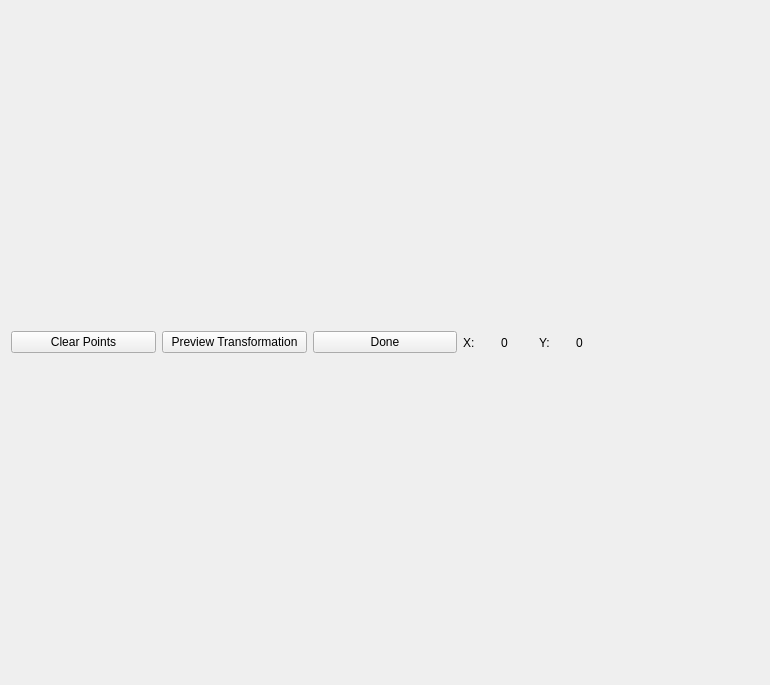
Above: src/GUI/IPSModule/ImageProcessingSystem/WaveHeightIPS/DeviceCalibrator/guiperspectivetransformator.ui from aguperezpala/hvdrt before the change. Below: the same form after it.
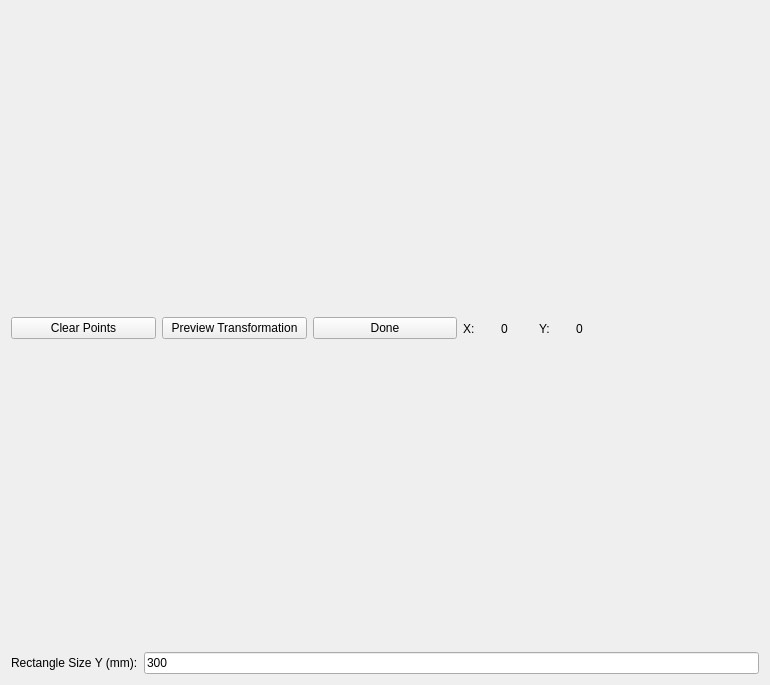
That is the form after the change.

```diff
--- a/src/GUI/IPSModule/ImageProcessingSystem/WaveHeightIPS/DeviceCalibrator/guiperspectivetransformator.ui
+++ b/src/GUI/IPSModule/ImageProcessingSystem/WaveHeightIPS/DeviceCalibrator/guiperspectivetransformator.ui
@@ -108,6 +108,24 @@
      </item>
     </layout>
    </item>
+   <item>
+    <layout class="QHBoxLayout" name="horizontalLayout_3">
+     <item>
+      <widget class="QLabel" name="label_4">
+       <property name="text">
+        <string>Rectangle Size Y (mm):</string>
+       </property>
+      </widget>
+     </item>
+     <item>
+      <widget class="QLineEdit" name="rectScaleY_edit">
+       <property name="text">
+        <string>300</string>
+       </property>
+      </widget>
+     </item>
+    </layout>
+   </item>
   </layout>
  </widget>
  <layoutdefault spacing="6" margin="11"/>
```
